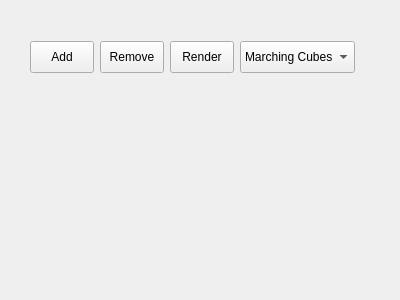
The window that ui/SegmentControl.ui (Eual11/Lumen) describes before a commit, drawn with Qt 5.
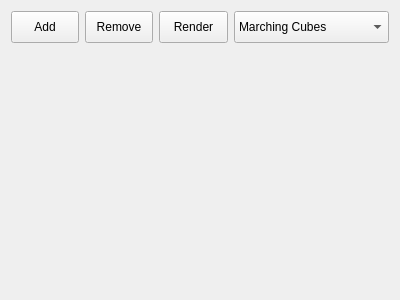
The same window after the commit. Icons and pictures are not drawn.

What changed in the file:
```diff
--- a/ui/SegmentControl.ui
+++ b/ui/SegmentControl.ui
@@ -13,16 +13,9 @@
   <property name="windowTitle">
    <string>Form</string>
   </property>
-  <widget class="QWidget" name="">
-   <property name="geometry">
-    <rect>
-     <x>30</x>
-     <y>40</y>
-     <width>325</width>
-     <height>34</height>
-    </rect>
-   </property>
-   <layout class="QHBoxLayout" name="horizontalLayout">
+  <layout class="QVBoxLayout" name="verticalLayout">
+   <item>
+    <layout class="QHBoxLayout" name="content">
     <item>
      <widget class="QPushButton" name="addSegmentBtn">
       <property name="sizePolicy">
@@ -128,7 +121,21 @@
      </widget>
     </item>
    </layout>
-  </widget>
+   </item>
+   <item>
+    <spacer name="verticalSpacer">
+     <property name="orientation">
+      <enum>Qt::Orientation::Vertical</enum>
+     </property>
+     <property name="sizeHint" stdset="0">
+      <size>
+       <width>20</width>
+       <height>40</height>
+      </size>
+     </property>
+    </spacer>
+   </item>
+  </layout>
  </widget>
  <resources/>
  <connections/>
```
Lines whose indentation alone changed are shown as unchanged.
